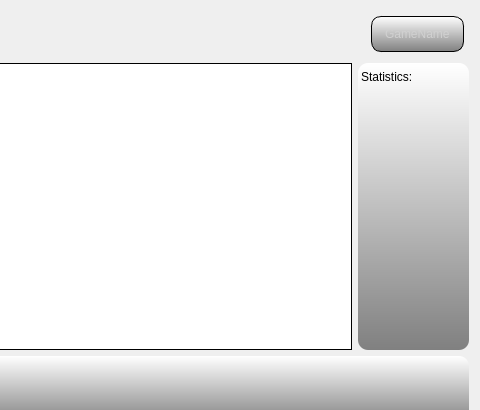
Before: the Qt Designer form src/view/GamePage.ui in fmarkyy98/qt-city, drawn with Qt 5; both pictures show x 435 to 915 and y 0 to 410 of the 915 by 561 pixel window.
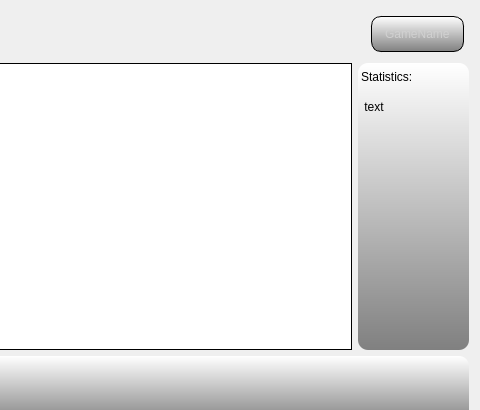
After: the same form once the commit is applied. Icons and pictures are not drawn.

What changed in the file:
```diff
--- a/src/view/GamePage.ui
+++ b/src/view/GamePage.ui
@@ -4125,6 +4125,11 @@
            <string>Statistics:</string>
           </property>
          </item>
+         <item row="1" column="0">
+          <property name="text">
+           <string> text</string>
+          </property>
+         </item>
         </widget>
        </item>
       </layout>
```
